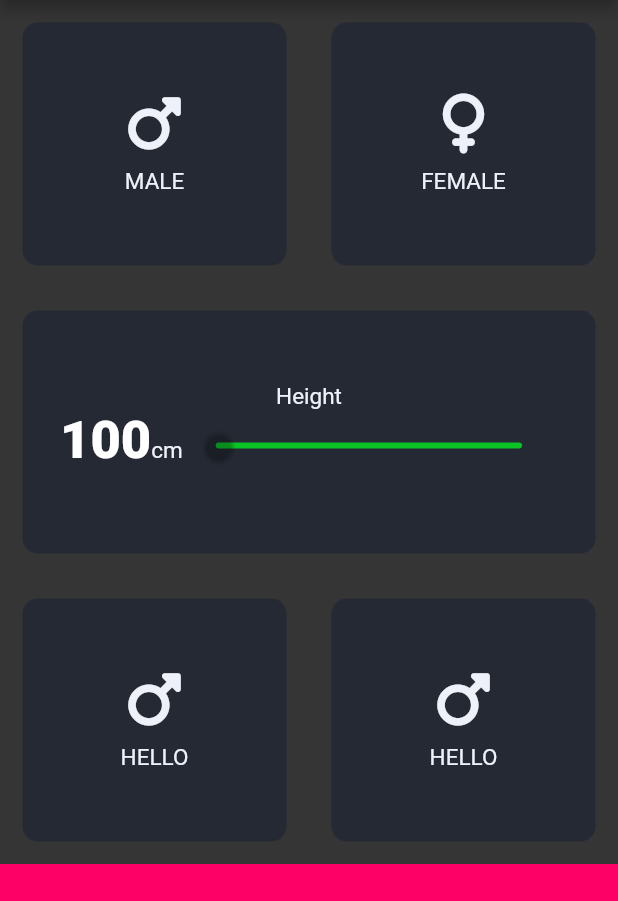
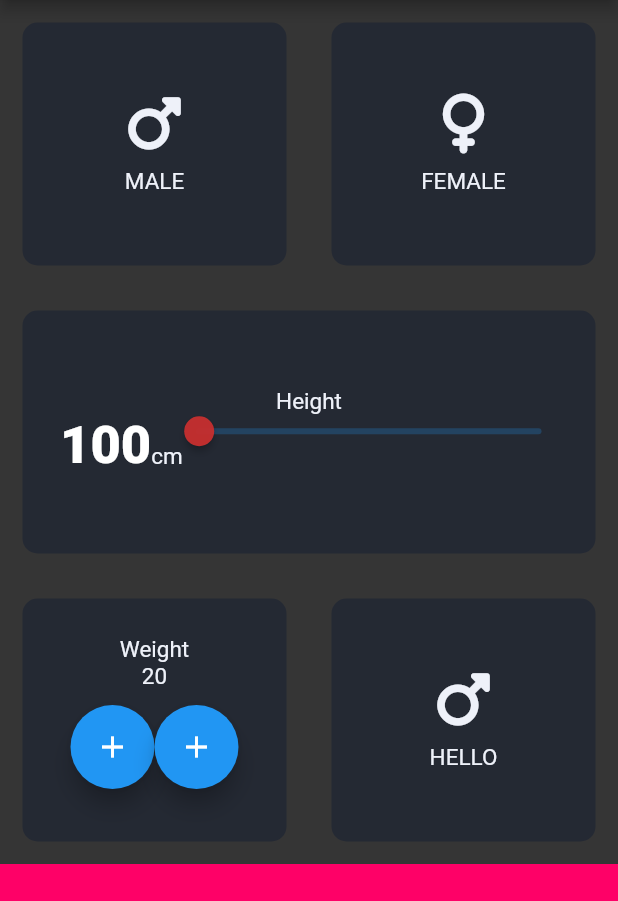
Before and after one commit to Aayush-310/bmicalc, a Flutter app: the screen it shows after launch, on a phone screen of 412 x 824 dp, the part 84-985 px from its top. Run offline on Flutter 3.47's test engine with Material 2 defaults, Android fonts, the phone set to English and light mode, and no system bars; our stand-ins replace font_awesome_flutter.

Commit message:
new commit

```diff
--- a/lib/constants.dart
+++ b/lib/constants.dart
@@ -6,7 +6,7 @@ const kalabelTextStyle = TextStyle(
 );
 const kaNumberTextStyle =
     TextStyle(fontSize: 35.0, fontWeight: FontWeight.w900);
-const double kaBottomContainerHeight = 80.0;
+const double kaBottomContainerHeight = 10.0;
 const kaActiveCardColour = Color(0xFF0e1436);
 const kaInactiveCardColour = Color(0xFF242933);
 const kaBottomContainerColour = Color(0xFFfe0167);
--- a/lib/input_page.dart
+++ b/lib/input_page.dart
@@ -25,7 +25,7 @@ class _InputPageState extends State<InputPage> {
   // Color femaleCardColour = kaInactiveCardColour;
   double _value = 10;
   int height = 100;
-
+  int weight = 20;
 //initializing the selectGender variable with nullable property
   Gender? selectedGender;
 
@@ -146,19 +146,37 @@ class _InputPageState extends State<InputPage> {
                             style: kalabelTextStyle,
                           ),
                           Expanded(
+                            child: SliderTheme(
+                              data: SliderTheme.of(context).copyWith(
+                                thumbColor:
+                                    const Color.fromARGB(240, 200, 47, 47),
+                                activeTrackColor:
+                                    const Color.fromARGB(197, 136, 136, 223),
+                                overlayColor: Color.fromARGB(0x29, 9, 192, 248),
+                                thumbShape: const RoundSliderThumbShape(
+                                    enabledThumbRadius: 10.0,
+                                    disabledThumbRadius: 8.0,
+                                    elevation: 2.0,
+                                    pressedElevation: 7.0),
+                                overlayShape: const RoundSliderOverlayShape(
+                                    overlayRadius: 11.0),
+                              ),
                               child: Slider(
-                              thumbColor: const Color.fromARGB(0, 1, 30, 24),
+                                //for assigning just the thumb color
+                                //thumbColor: const Color.fromARGB(0, 1, 30, 24),
                                 min: 100,
                                 max: 350,
-                              activeColor: const Color.fromARGB(51, 2, 62, 11),
-                              inactiveColor:
-                                  const Color.fromARGB(199, 3, 239, 34),
+                                // activeColor:
+                                //     const Color.fromARGB(51, 2, 62, 11),
+                                // inactiveColor:
+                                //     const Color.fromARGB(199, 3, 239, 34),
                                 value: height.toDouble(),
                                 onChanged: (double newValue) {
                                   setState(() {
                                     height = newValue.toInt();
                                   });
                                 },
+                              ),
                             ),
                           )
                         ],
@@ -212,10 +230,30 @@ class _InputPageState extends State<InputPage> {
                 Expanded(
                   child: ReusableCard(
                       colour: kaInactiveCardColour,
-                    cardChild: IconContent(
-                      label: "HELLO",
-                      icon: FontAwesomeIcons.mars,
+                      cardChild: Column(
+                        children: [
+                          Text(
+                            "Weight",
+                            style: kalabelTextStyle,
                           ),
+                          Text(
+                            weight.toString(),
+                            style: kalabelTextStyle,
+                          ),
+                          Expanded(
+                            child: Row(
+                              mainAxisAlignment: MainAxisAlignment.center,
+                              //crossAxisAlignment: CrossAxisAlignment.center,
+                              children: [
+                                FloatingActionButton(
+                                    child: Icon(Icons.add), onPressed: () {}),
+                                FloatingActionButton(
+                                    onPressed: () {}, child: Icon(Icons.add))
+                              ],
+                            ),
+                          ),
+                        ],
+                      )
                       // Column(
                       //   children: const [Icon(FontAwesomeIcons.mars)],
                       // ),
```
Also changed, not shown: lib/newpage.dart (deleted, +0 -248 lines). Lines whose indentation alone changed are shown as unchanged.
